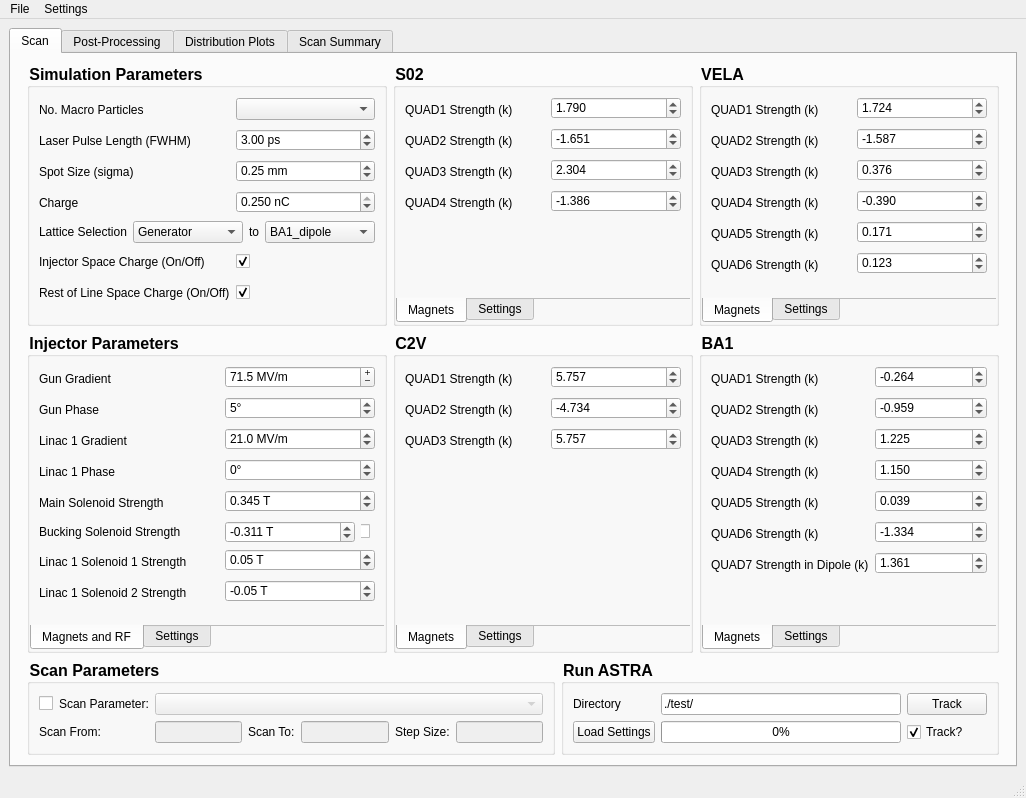
This is astra_comparison_gui_tabs.ui in VELA-CLARA-software/OnlineModel as Qt 5 draws it before an edit. The edited form follows.
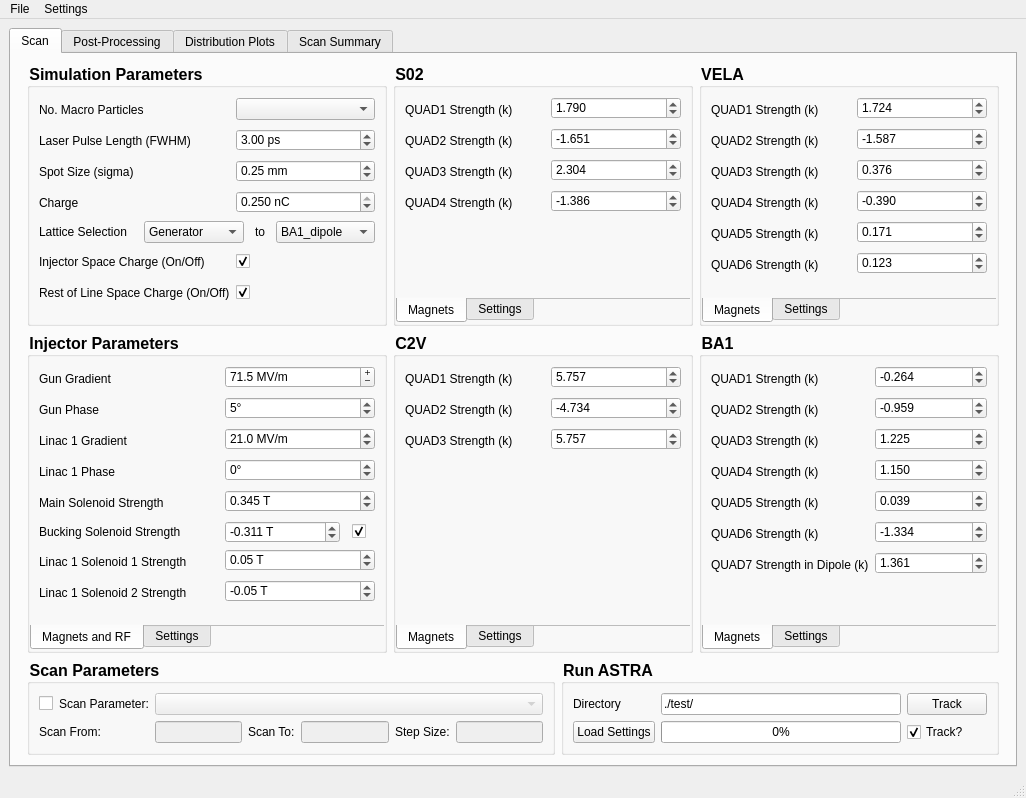
This is the edited form. Custom widgets are drawn as their Qt base class.

```diff
--- a/astra_comparison_gui_tabs.ui
+++ b/astra_comparison_gui_tabs.ui
@@ -7,7 +7,7 @@
     <x>0</x>
     <y>0</y>
     <width>1026</width>
-    <height>784</height>
+    <height>786</height>
    </rect>
   </property>
   <property name="windowTitle">
@@ -1394,13 +1394,13 @@
                    <widget class="QDoubleSpinBox" name="buckingsol_strength">
                     <property name="minimumSize">
                      <size>
-                      <width>130</width>
+                      <width>115</width>
                       <height>0</height>
                      </size>
                     </property>
                     <property name="maximumSize">
                      <size>
-                      <width>150</width>
+                      <width>115</width>
                       <height>16777215</height>
                      </size>
                     </property>
@@ -1431,7 +1431,7 @@
                    <widget class="QCheckBox" name="bsol_track_checkBox">
                     <property name="minimumSize">
                      <size>
-                      <width>0</width>
+                      <width>20</width>
                       <height>20</height>
                      </size>
                     </property>
@@ -1456,6 +1456,9 @@
                     <property name="text">
                      <string/>
                     </property>
+                    <property name="checked">
+                     <bool>true</bool>
+                    </property>
                    </widget>
                   </item>
                  </layout>
@@ -2289,7 +2292,7 @@
                 </property>
                 <property name="minimumSize">
                  <size>
-                  <width>110</width>
+                  <width>96</width>
                   <height>0</height>
                  </size>
                 </property>
@@ -2368,7 +2371,7 @@
                 </property>
                 <property name="minimumSize">
                  <size>
-                  <width>110</width>
+                  <width>96</width>
                   <height>0</height>
                  </size>
                 </property>
```
Left out of the diff: 86 changed lines with no effect on the pictures.
